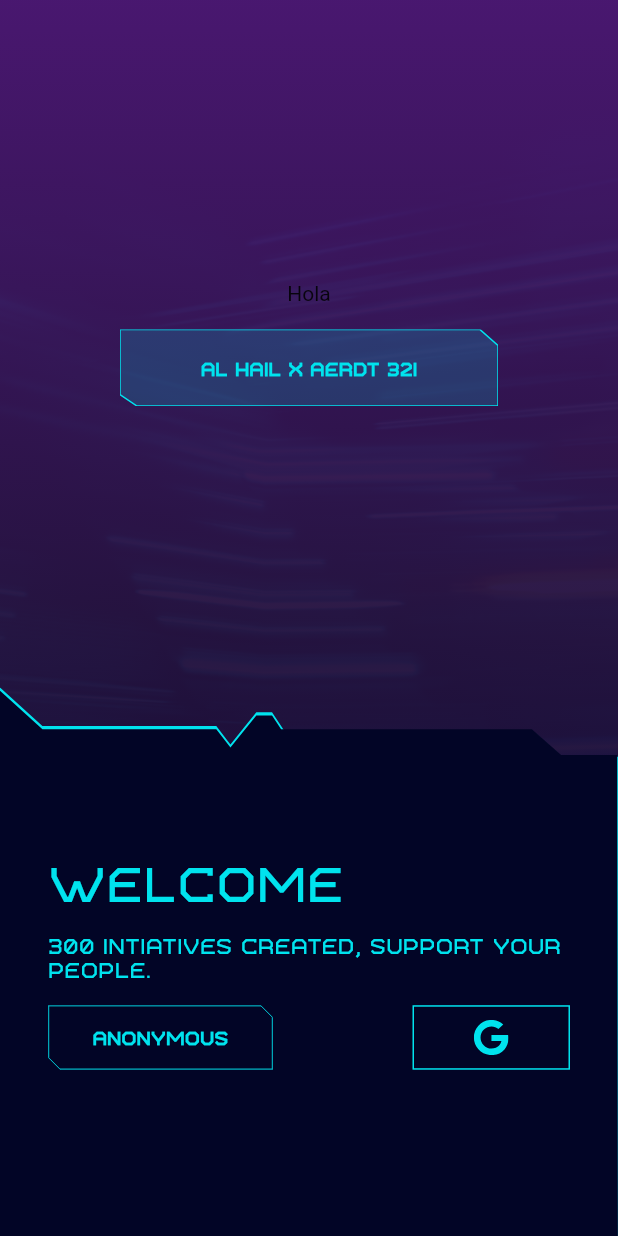
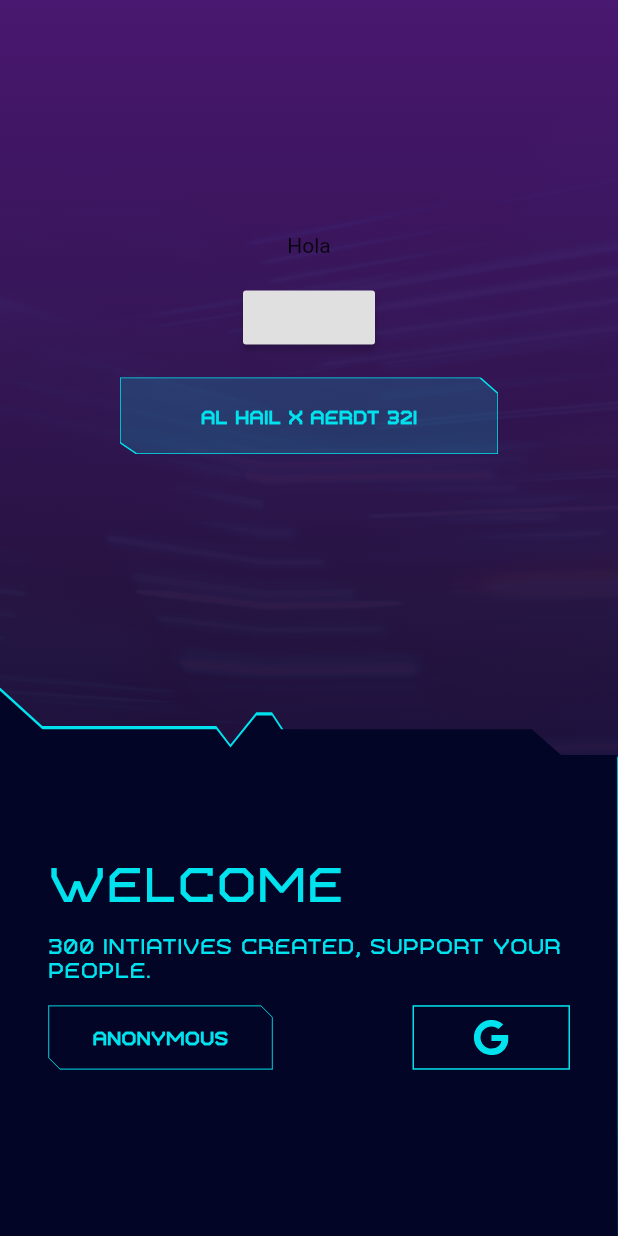
Before and after one commit to PixelaGt/engage, a Flutter app: the screen it shows after launch, on a phone screen of 412 x 824 dp. Run offline on Flutter 3.47's test engine with Material 2 defaults, Android fonts, the phone set to English and light mode, and no system bars; our stand-ins replace cloud_firestore, datetime_picker_formfield, firebase_auth, freezed_annotation, google_sign_in, websafe_svg; accounts and stored records are empty; generated files the repository leaves out were written again.

Commit message:
Temp login button

```diff
--- a/lib/src/ui/screens/login.dart
+++ b/lib/src/ui/screens/login.dart
@@ -23,7 +23,7 @@ class _LoginScreenState extends State<LoginScreen> {
           Column(
             children: [
               Expanded(
-                child: LoginHeader(),
+                child: LoginHeader(_anonymous),
               ),
               Align(
                 alignment: Alignment.bottomCenter,
--- a/lib/src/ui/widgets/login/login_header.dart
+++ b/lib/src/ui/widgets/login/login_header.dart
@@ -2,13 +2,21 @@ import 'package:engage/src/ui/widgets/common/cyber_panel.dart';
 import 'package:flutter/material.dart';
 
 class LoginHeader extends StatelessWidget {
-  const LoginHeader({Key key}) : super(key: key);
+  final VoidCallback onPressed;
+
+  const LoginHeader(this.onPressed, {Key key}) : super(key: key);
 
   @override
   Widget build(BuildContext context) {
     return Column(
       mainAxisAlignment: MainAxisAlignment.center,
-      children: [Text('Hola'), SizedBox(height: 16.0), CyberPanel()],
+      children: [
+        Text('Hola'),
+        SizedBox(height: 16.0),
+        RaisedButton(onPressed: onPressed),
+        SizedBox(height: 16.0),
+        CyberPanel(),
+      ],
     );
   }
 }
```
